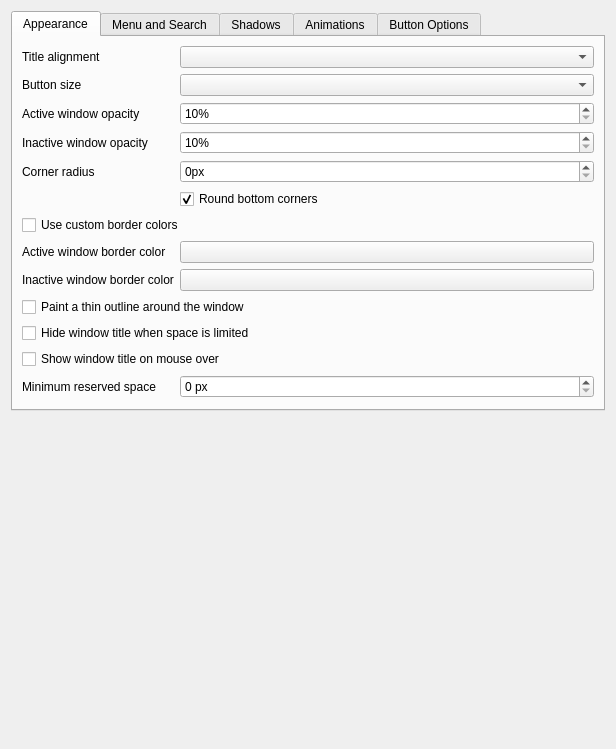
The window that src/kcm/config.ui (guiodic/material-decoration) describes before a commit, drawn with Qt 5.
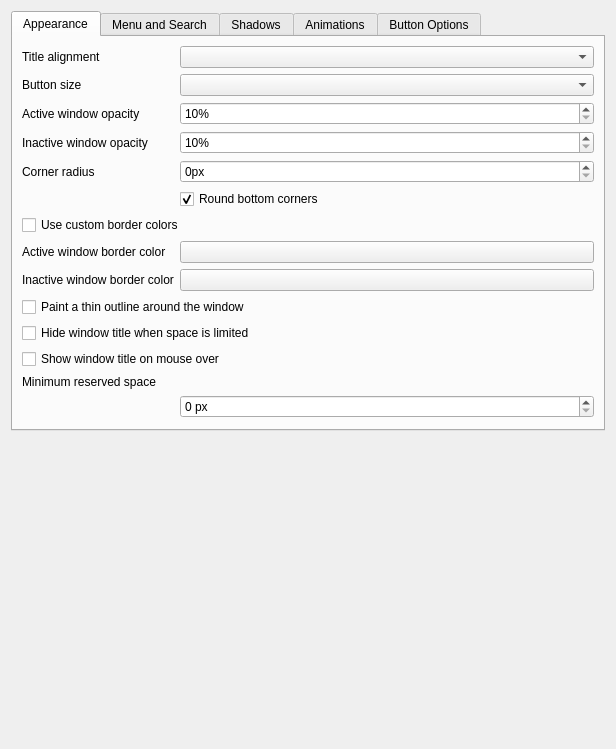
The same window after the commit. Custom widgets are drawn as their Qt base class.

Commit message: Update config ui numbers

Diff of the .ui file:
```diff
--- a/src/kcm/config.ui
+++ b/src/kcm/config.ui
@@ -156,28 +156,28 @@
          </property>
         </widget>
        </item>
-       <item row="11" column="0" colspan="2">
+       <item row="10" column="0" colspan="2">
         <widget class="QCheckBox" name="kcfg_HideCaptionWhenLimitedSpace">
          <property name="text">
           <string>Hide window title when space is limited</string>
          </property>
         </widget>
        </item>
-       <item row="13" column="0" colspan="2">
+       <item row="11" column="0" colspan="2">
         <widget class="QCheckBox" name="kcfg_ShowCaptionOnHover">
          <property name="text">
           <string>Show window title on mouse over</string>
          </property>
         </widget>
        </item>
-       <item row="14" column="0">
+       <item row="12" column="0">
         <widget class="QLabel" name="label_minWidthForCaption">
          <property name="text">
           <string>Minimum reserved space</string>
          </property>
         </widget>
        </item>
-       <item row="14" column="1">
+       <item row="13" column="1">
         <widget class="QSpinBox" name="kcfg_MinWidthForCaption">
          <property name="suffix">
           <string> px</string>
```
The commit also changes 1 other file.
